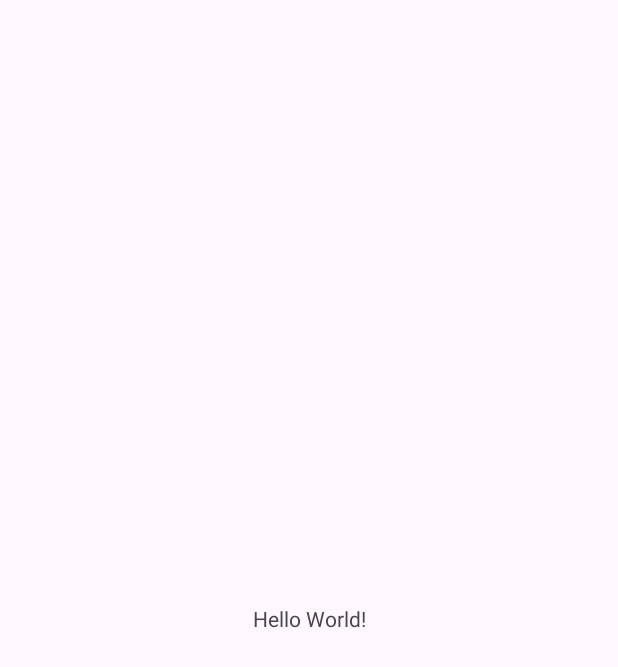
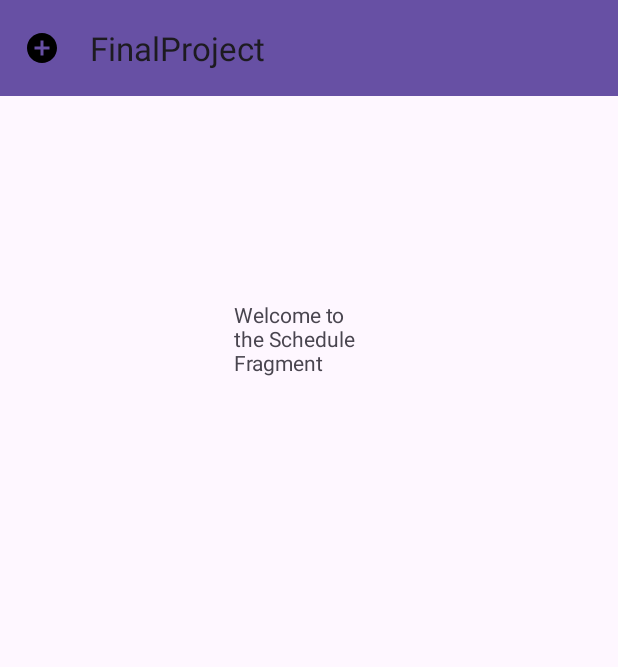
Before and after one commit to naxareth/2Y-Final-Project, an Android app: the screen it shows after launch (MainActivity), on a phone screen of 412 x 824 dp. Before the commit the part shown is almost empty. Shown: the top 667 px of the screen. Run offline under Robolectric (Android 15) with nearby library versions, the phone set to English and light mode, and no system bars.

```diff
--- a/app/build.gradle.kts
+++ b/app/build.gradle.kts
@@ -5,7 +5,7 @@ plugins {
 
 android {
     namespace = "com.second_year.finalproject"
-    compileSdk = 34
+    compileSdk = 35
 
     defaultConfig {
         applicationId = "com.second_year.finalproject"
--- /dev/null
+++ b/app/src/main/java/com/second_year/finalproject/Fragments/FragmentSchedule.kt
@@ -0,0 +1,60 @@
+package com.second_year.finalproject.Fragments
+
+import android.os.Bundle
+import androidx.fragment.app.Fragment
+import android.view.LayoutInflater
+import android.view.View
+import android.view.ViewGroup
+import com.second_year.finalproject.R
+
+// TODO: Rename parameter arguments, choose names that match
+// the fragment initialization parameters, e.g. ARG_ITEM_NUMBER
+private const val ARG_PARAM1 = "param1"
+private const val ARG_PARAM2 = "param2"
+
+/**
+ * A simple [Fragment] subclass.
+ * Use the [FragmentSchedule.newInstance] factory method to
+ * create an instance of this fragment.
+ */
+class FragmentSchedule : Fragment() {
+    // TODO: Rename and change types of parameters
+    private var param1: String? = null
+    private var param2: String? = null
+
+    override fun onCreate(savedInstanceState: Bundle?) {
+        super.onCreate(savedInstanceState)
+        arguments?.let {
+            param1 = it.getString(ARG_PARAM1)
+            param2 = it.getString(ARG_PARAM2)
+        }
+    }
+
+    override fun onCreateView(
+        inflater: LayoutInflater, container: ViewGroup?,
+        savedInstanceState: Bundle?
+    ): View? {
+        // Inflate the layout for this fragment
+        return inflater.inflate(R.layout.fragment_schedule, container, false)
+    }
+
+    companion object {
+        /**
+         * Use this factory method to create a new instance of
+         * this fragment using the provided parameters.
+         *
+         * @param param1 Parameter 1.
+         * @param param2 Parameter 2.
+         * @return A new instance of fragment FragmentSchedule.
+         */
+        // TODO: Rename and change types and number of parameters
+        @JvmStatic
+        fun newInstance(param1: String, param2: String) =
+            FragmentSchedule().apply {
+                arguments = Bundle().apply {
+                    putString(ARG_PARAM1, param1)
+                    putString(ARG_PARAM2, param2)
+                }
+            }
+    }
+}
--- a/app/src/main/java/com/second_year/finalproject/MainActivity.kt
+++ b/app/src/main/java/com/second_year/finalproject/MainActivity.kt
@@ -1,20 +1,72 @@
 package com.second_year.finalproject
 
 import android.os.Bundle
+import android.view.MenuItem
+import android.widget.Toast
+import androidx.appcompat.widget.Toolbar
 import androidx.activity.enableEdgeToEdge
+import androidx.appcompat.app.ActionBarDrawerToggle
 import androidx.appcompat.app.AppCompatActivity
+import androidx.core.view.GravityCompat
 import androidx.core.view.ViewCompat
 import androidx.core.view.WindowInsetsCompat
+import androidx.drawerlayout.widget.DrawerLayout
+import com.google.android.material.navigation.NavigationView
+import com.second_year.finalproject.Fragments.FragmentAnnouncement
+import com.second_year.finalproject.Fragments.FragmentNotifications
+import com.second_year.finalproject.Fragments.FragmentSchedule
+
 
 class MainActivity : AppCompatActivity() {
+
     override fun onCreate(savedInstanceState: Bundle?) {
         super.onCreate(savedInstanceState)
-        enableEdgeToEdge()
         setContentView(R.layout.activity_main)
-        ViewCompat.setOnApplyWindowInsetsListener(findViewById(R.id.main)) { v, insets ->
-            val systemBars = insets.getInsets(WindowInsetsCompat.Type.systemBars())
-            v.setPadding(systemBars.left, systemBars.top, systemBars.right, systemBars.bottom)
-            insets
+
+        // DrawerLayout and NavigationView var
+        val drawerLayout: DrawerLayout = findViewById(R.id.drawer_layout)
+        val navigationView: NavigationView = findViewById(R.id.navigation_view)
+
+        // Toolbar for opening and closing nav menu
+        var toolbar : Toolbar = findViewById(R.id.toolbar)
+        setSupportActionBar(toolbar)
+        val actionBar = supportActionBar
+        actionBar?.setDisplayHomeAsUpEnabled(true)
+        actionBar?.setHomeAsUpIndicator(R.drawable.baseline_add_circle_24)
+
+        if (savedInstanceState == null) {
+            supportFragmentManager.beginTransaction().replace(R.id.main_content, FragmentSchedule()).commit()
+            navigationView.setCheckedItem(R.id.nav_schedule)
+        }
+
+        // Setting ids for icons for the user to go to specific fragments
+        navigationView.setNavigationItemSelectedListener { item ->
+            when (item.itemId) {
+                R.id.nav_schedule -> {
+                    supportFragmentManager.beginTransaction().replace(R.id.main_content, FragmentSchedule()).commit()
+                }
+                R.id.nav_notifications -> {
+                    supportFragmentManager.beginTransaction().replace(R.id.main_content, FragmentNotifications()).commit()
+                }
+                R.id.nav_announcements -> {
+                    supportFragmentManager.beginTransaction().replace(R.id.main_content, FragmentAnnouncement()).commit()
+                }
+            }
+            drawerLayout.closeDrawer(GravityCompat.START)
+            true
+        }
+
+        toolbar.setNavigationOnClickListener {
+            drawerLayout.openDrawer(GravityCompat.START)
         }
     }
+
+    override fun onOptionsItemSelected(item: android.view.MenuItem): Boolean {
+        val drawerLayout: DrawerLayout = findViewById(R.id.drawer_layout)
+        if (item.itemId == android.R.id.home) {
+            drawerLayout.openDrawer(GravityCompat.START)
+            return true
+        }
+        return super.onOptionsItemSelected(item)
+    }
 }
--- /dev/null
+++ b/app/src/main/res/drawable/baseline_add_circle_24.xml
@@ -0,0 +1,6 @@
+<vector xmlns:android="http://schemas.android.com/apk/res/android" android:height="24dp" android:tint="#000000" android:viewportHeight="24" android:viewportWidth="24" android:width="24dp">
+
+    <path android:fillColor="@android:color/black"
+        android:pathData="M12,2C6.48,2 2,6.48 2,12s4.48,10 10,10 10,-4.48 10,-10S17.52,2 12,2zM17,13h-4v4h-2v-4L7,13v-2h4L11,7h2v4h4v2z"/>
+
+</vector>
--- /dev/null
+++ b/app/src/main/res/drawable/baseline_home_24.xml
@@ -0,0 +1,5 @@
+<vector xmlns:android="http://schemas.android.com/apk/res/android" android:height="24dp" android:tint="#000000" android:viewportHeight="24" android:viewportWidth="24" android:width="24dp">
+
+    <path android:fillColor="@android:color/white" android:pathData="M10,20v-6h4v6h5v-8h3L12,3 2,12h3v8z"/>
+
+</vector>
--- a/app/src/main/res/layout/activity_main.xml
+++ b/app/src/main/res/layout/activity_main.xml
@@ -1,19 +1,33 @@
 <?xml version="1.0" encoding="utf-8"?>
-<androidx.constraintlayout.widget.ConstraintLayout xmlns:android="http://schemas.android.com/apk/res/android"
+<androidx.drawerlayout.widget.DrawerLayout xmlns:android="http://schemas.android.com/apk/res/android"
     xmlns:app="http://schemas.android.com/apk/res-auto"
     xmlns:tools="http://schemas.android.com/tools"
-    android:id="@+id/main"
+    android:id="@+id/drawer_layout"
     android:layout_width="match_parent"
     android:layout_height="match_parent"
     tools:context=".MainActivity">
 
-    <TextView
+    <!-- Main Content Layout -->
+    <androidx.constraintlayout.widget.ConstraintLayout
+        android:id="@+id/main_content"
+        android:layout_width="match_parent"
+        android:layout_height="match_parent">
+
+        <androidx.appcompat.widget.Toolbar
+            android:id="@+id/toolbar"
+            android:layout_width="match_parent"
+            android:layout_height="wrap_content"
+            android:background="?attr/colorPrimary"
+            android:title="Drawer Example"
+            app:layout_constraintTop_toTopOf="parent" />
+
+    </androidx.constraintlayout.widget.ConstraintLayout>
+
+    <com.google.android.material.navigation.NavigationView
+        android:id="@+id/navigation_view"
         android:layout_width="wrap_content"
-        android:layout_height="wrap_content"
-        android:text="Hello World!"
-        app:layout_constraintBottom_toBottomOf="parent"
-        app:layout_constraintEnd_toEndOf="parent"
-        app:layout_constraintStart_toStartOf="parent"
-        app:layout_constraintTop_toTopOf="parent" />
+        android:layout_height="match_parent"
+        android:layout_gravity="start"
+        app:menu="@menu/drawer_menu" />
 
-</androidx.constraintlayout.widget.ConstraintLayout>
+</androidx.drawerlayout.widget.DrawerLayout>
--- /dev/null
+++ b/app/src/main/res/layout/fragment_schedule.xml
@@ -0,0 +1,28 @@
+<?xml version="1.0" encoding="utf-8"?>
+<androidx.constraintlayout.widget.ConstraintLayout xmlns:android="http://schemas.android.com/apk/res/android"
+    xmlns:app="http://schemas.android.com/apk/res-auto"
+    xmlns:tools="http://schemas.android.com/tools"
+    android:layout_width="match_parent"
+    android:layout_height="match_parent"
+    tools:context=".MainActivity">
+
+    <!-- FrameLayout to hold the fragment -->
+    <FrameLayout
+        android:id="@+id/fragment_container"
+        android:layout_width="match_parent"
+        android:layout_height="match_parent"
+        app:layout_constraintTop_toTopOf="parent"
+        app:layout_constraintBottom_toBottomOf="parent"
+        app:layout_constraintStart_toStartOf="parent"
+        app:layout_constraintEnd_toEndOf="parent">
+
+        <TextView
+            android:layout_width="100dp"
+            android:layout_height="100dp"
+            android:layout_gravity="center_horizontal"
+            android:layout_marginTop="200dp"
+            android:text="Welcome to the Schedule Fragment"/>
+
+    </FrameLayout>
+
+</androidx.constraintlayout.widget.ConstraintLayout>
--- /dev/null
+++ b/app/src/main/res/menu/drawer_menu.xml
@@ -0,0 +1,17 @@
+<?xml version="1.0" encoding="utf-8"?>
+<menu xmlns:android="http://schemas.android.com/apk/res/android"
+    xmlns:tools="http://schemas.android.com/tools"
+    tools:showIn="navigation_view">
+    <item
+        android:id="@+id/nav_schedule"
+        android:title="Schedule"
+        android:icon="@drawable/baseline_home_24"/>
+    <item
+        android:id="@+id/nav_notifications"
+        android:title="Notifications"
+        android:icon="@drawable/baseline_home_24"/>
+    <item
+        android:id="@+id/nav_announcements"
+        android:title="Announcement"
+        android:icon="@drawable/baseline_home_24"/>
+</menu>
--- a/app/src/main/res/values/strings.xml
+++ b/app/src/main/res/values/strings.xml
@@ -1,3 +1,7 @@
 <resources>
     <string name="app_name">FinalProject</string>
+    <string name="navigation_drawer_open">Open Navigation Drawer</string>
+    <string name="navigation_drawer_close">Close Navigation Drawer</string>
+    <!-- TODO: Remove or change this placeholder text -->
+    <string name="hello_blank_fragment">Hello blank fragment</string>
 </resources>
```
Also changed, not shown: app/src/main/java/com/second_year/finalproject/Fragments/FragmentAdmin.kt (added, +60 -0 lines), app/src/main/java/com/second_year/finalproject/Fragments/FragmentAnnouncement.kt (added, +60 -0 lines), app/src/main/java/com/second_year/finalproject/Fragments/FragmentNotifications.kt (added, +60 -0 lines), app/src/main/res/drawable/dialog_submit.xml (added, +15 -0 lines), app/src/main/res/layout/fragment_admin.xml (added, +28 -0 lines), app/src/main/res/layout/fragment_announcement.xml (added, +28 -0 lines), app/src/main/res/layout/fragment_notifications.xml (added, +28 -0 lines).
